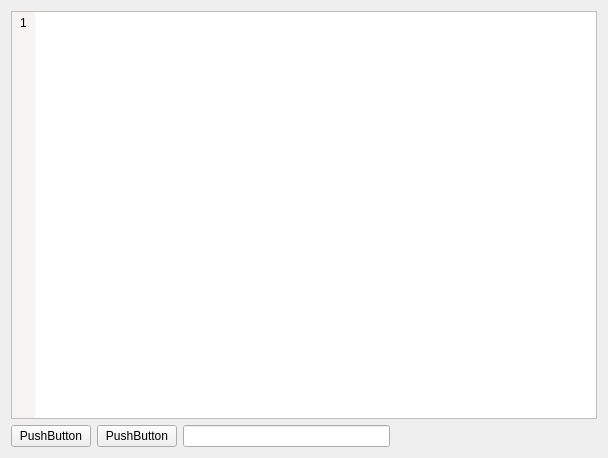
Above: CEditor/tab.ui from XiaoZheng2003/BIT-QT-IDE before the change. Below: the same form after it.
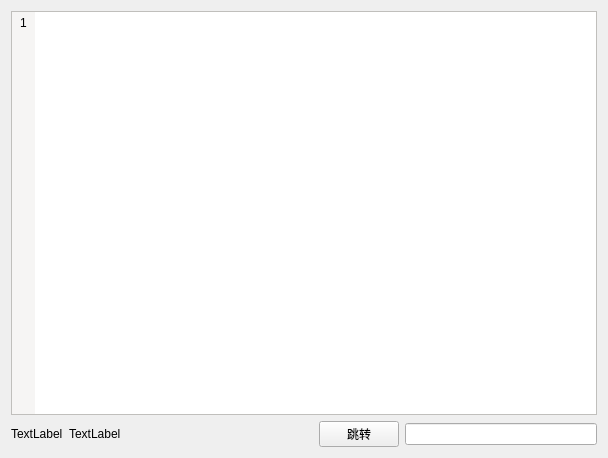
That is the form after the change. Custom widgets are drawn as their Qt base class.

What changed in the file:
```diff
--- a/CEditor/tab.ui
+++ b/CEditor/tab.ui
@@ -109,22 +109,19 @@
      <item>
       <layout class="QHBoxLayout" name="horizontalLayout">
        <item>
-        <widget class="QPushButton" name="pushButton">
+        <widget class="QLabel" name="rowLabel">
          <property name="text">
-          <string>PushButton</string>
+          <string>TextLabel</string>
          </property>
         </widget>
        </item>
        <item>
-        <widget class="QPushButton" name="pushButton_2">
+        <widget class="QLabel" name="allLabel">
          <property name="text">
-          <string>PushButton</string>
+          <string>TextLabel</string>
          </property>
         </widget>
        </item>
-       <item>
-        <widget class="QLineEdit" name="lineEdit"/>
-       </item>
        <item>
         <spacer name="horizontalSpacer">
          <property name="orientation">
@@ -138,6 +135,16 @@
          </property>
         </spacer>
        </item>
+       <item>
+        <widget class="QPushButton" name="jumpto">
+         <property name="text">
+          <string>跳转</string>
+         </property>
+        </widget>
+       </item>
+       <item>
+        <widget class="QLineEdit" name="lineEdit"/>
+       </item>
       </layout>
      </item>
     </layout>
```
